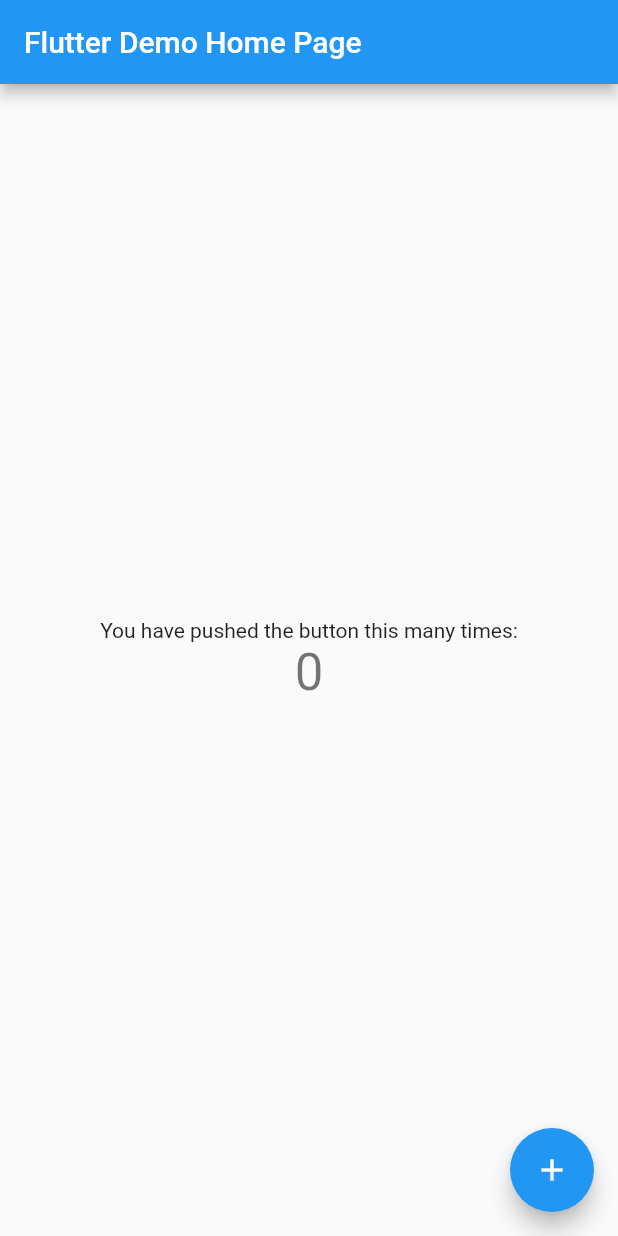
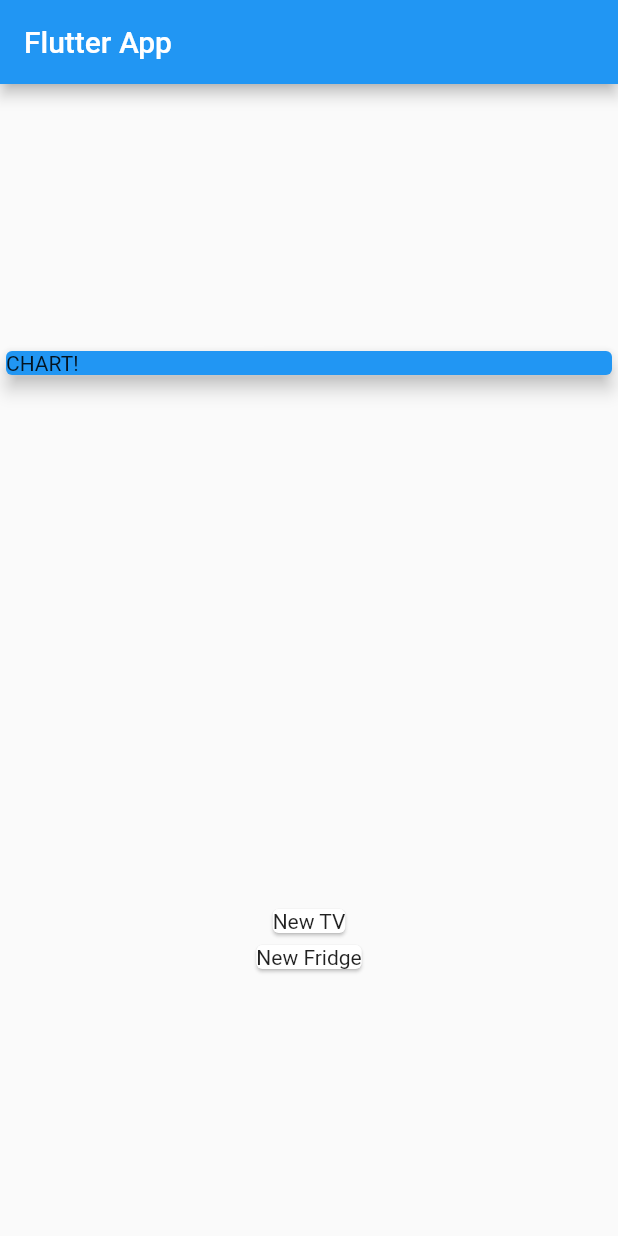
Before and after one commit to gm1357/flutter_personal_expenses, a Flutter app: the screen it shows after launch, on a phone screen of 412 x 824 dp. Run offline on Flutter 3.47's test engine with Material 2 defaults, Android fonts, the phone set to English and light mode, and no system bars.

Commit message:
Iniciado layout básico da aplicação e criado model

```diff
--- a/lib/main.dart
+++ b/lib/main.dart
@@ -1,111 +1,62 @@
 import 'package:flutter/material.dart';
+
+import 'package:personal_expenses/transaction.dart';
 
 void main() => runApp(MyApp());
 
 class MyApp extends StatelessWidget {
-  // This widget is the root of your application.
   @override
   Widget build(BuildContext context) {
     return MaterialApp(
-      title: 'Flutter Demo',
-      theme: ThemeData(
-        // This is the theme of your application.
-        //
-        // Try running your application with "flutter run". You'll see the
-        // application has a blue toolbar. Then, without quitting the app, try
-        // changing the primarySwatch below to Colors.green and then invoke
-        // "hot reload" (press "r" in the console where you ran "flutter run",
-        // or simply save your changes to "hot reload" in a Flutter IDE).
-        // Notice that the counter didn't reset back to zero; the application
-        // is not restarted.
-        primarySwatch: Colors.blue,
-      ),
-      home: MyHomePage(title: 'Flutter Demo Home Page'),
+      title: 'Flutter App',
+      home: MyHomePage(),
     );
   }
 }
 
-class MyHomePage extends StatefulWidget {
-  MyHomePage({Key key, this.title}) : super(key: key);
-
-  // This widget is the home page of your application. It is stateful, meaning
-  // that it has a State object (defined below) that contains fields that affect
-  // how it looks.
-
-  // This class is the configuration for the state. It holds the values (in this
-  // case the title) provided by the parent (in this case the App widget) and
-  // used by the build method of the State. Fields in a Widget subclass are
-  // always marked "final".
-
-  final String title;
-
-  @override
-  _MyHomePageState createState() => _MyHomePageState();
-}
-
-class _MyHomePageState extends State<MyHomePage> {
-  int _counter = 0;
-
-  void _incrementCounter() {
-    setState(() {
-      // This call to setState tells the Flutter framework that something has
-      // changed in this State, which causes it to rerun the build method below
-      // so that the display can reflect the updated values. If we changed
-      // _counter without calling setState(), then the build method would not be
-      // called again, and so nothing would appear to happen.
-      _counter++;
-    });
-  }
+class MyHomePage extends StatelessWidget {
+  final List<Transaction> transactions = [
+    Transaction(
+      id: '1',
+      title: 'New TV',
+      amount: 1999.99,
+      date: DateTime.now(),
+    ),
+    Transaction(
+      id: '2',
+      title: 'New Fridge',
+      amount: 799.59,
+      date: DateTime.now(),
+    ),
+  ];
 
   @override
   Widget build(BuildContext context) {
-    // This method is rerun every time setState is called, for instance as done
-    // by the _incrementCounter method above.
-    //
-    // The Flutter framework has been optimized to make rerunning build methods
-    // fast, so that you can just rebuild anything that needs updating rather
-    // than having to individually change instances of widgets.
     return Scaffold(
       appBar: AppBar(
-        // Here we take the value from the MyHomePage object that was created by
-        // the App.build method, and use it to set our appbar title.
-        title: Text(widget.title),
+        title: Text('Flutter App'),
       ),
-      body: Center(
-        // Center is a layout widget. It takes a single child and positions it
-        // in the middle of the parent.
-        child: Column(
-          // Column is also a layout widget. It takes a list of children and
-          // arranges them vertically. By default, it sizes itself to fit its
-          // children horizontally, and tries to be as tall as its parent.
-          //
-          // Invoke "debug painting" (press "p" in the console, choose the
-          // "Toggle Debug Paint" action from the Flutter Inspector in Android
-          // Studio, or the "Toggle Debug Paint" command in Visual Studio Code)
-          // to see the wireframe for each widget.
-          //
-          // Column has various properties to control how it sizes itself and
-          // how it positions its children. Here we use mainAxisAlignment to
-          // center the children vertically; the main axis here is the vertical
-          // axis because Columns are vertical (the cross axis would be
-          // horizontal).
-          mainAxisAlignment: MainAxisAlignment.center,
-          children: <Widget>[
-            Text(
-              'You have pushed the button this many times:',
+      body: Column(
+        mainAxisAlignment: MainAxisAlignment.spaceAround,
+        crossAxisAlignment: CrossAxisAlignment.stretch,
+        children: <Widget>[
+          Container(
+            width: double.infinity,
+            child: Card(
+              color: Colors.blue,
+              child: Text('CHART!'),
+              elevation: 5,
             ),
-            Text(
-              '$_counter',
-              style: Theme.of(context).textTheme.display1,
-            ),
-          ],
-        ),
+          ),
+          Column(
+            children: transactions.map((tx) {
+              return Card(
+                child: Text(tx.title),
+              );
+            }).toList(),
+          ),
+        ],
       ),
-      floatingActionButton: FloatingActionButton(
-        onPressed: _incrementCounter,
-        tooltip: 'Increment',
-        child: Icon(Icons.add),
-      ), // This trailing comma makes auto-formatting nicer for build methods.
     );
   }
 }
--- /dev/null
+++ b/lib/transaction.dart
@@ -0,0 +1,15 @@
+import 'package:flutter/foundation.dart';
+
+class Transaction {
+  final String id;
+  final String title;
+  final double amount;
+  final DateTime date;
+
+  Transaction({
+    @required this.id,
+    @required this.amount,
+    @required this.date,
+    @required this.title,
+  });
+}
```
